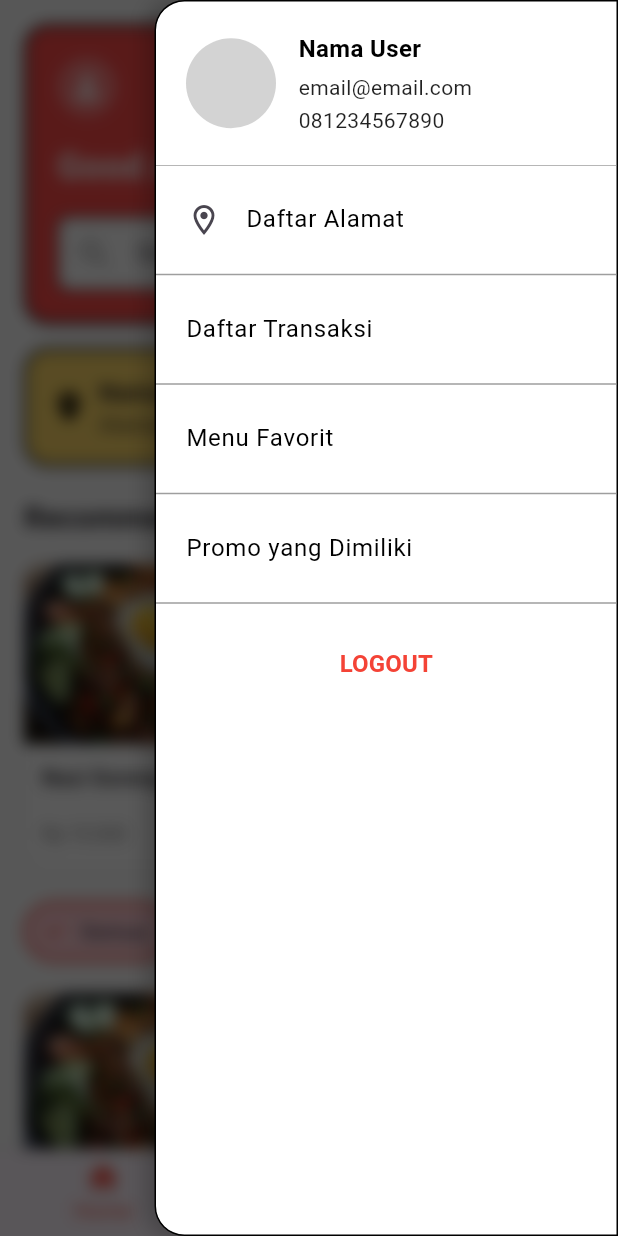
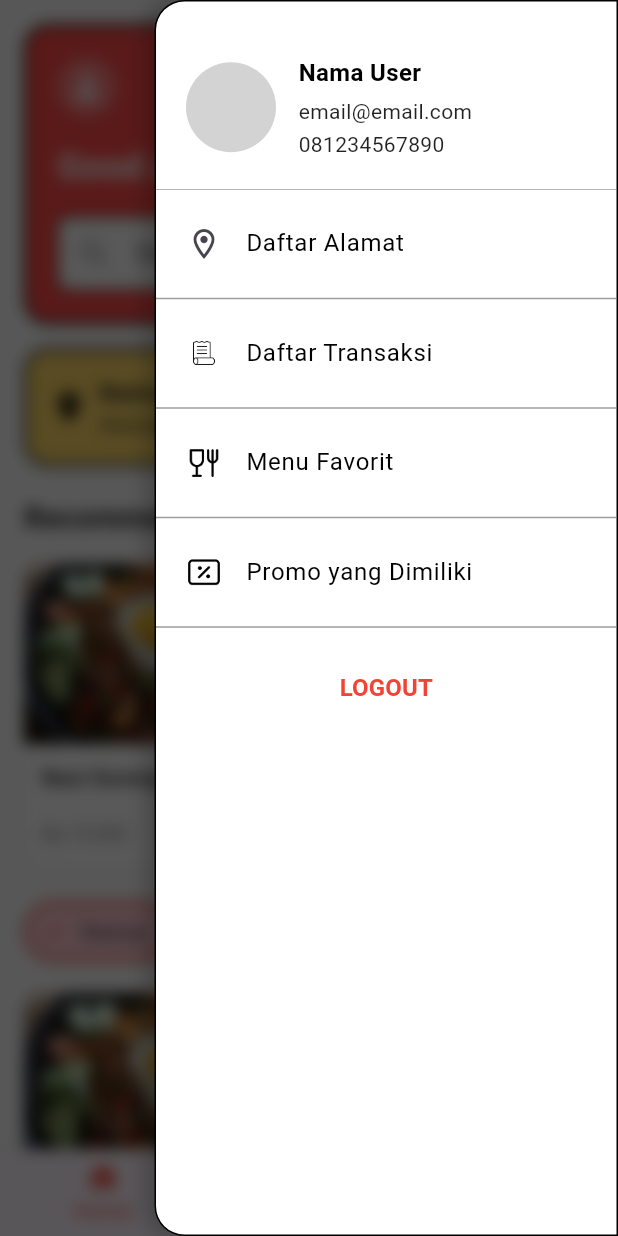
Before and after one commit to maslindu/PAB-Responsi1-Kelompok, a Flutter app: the screen it shows after launch, item 3 of the bottom bar chosen, on a phone screen of 412 x 824 dp. Run offline on Flutter 3.47's test engine with Material 3 defaults, Android fonts, the phone set to English and light mode, and no system bars; our stand-ins replace hive, hive_flutter; accounts and stored records are empty.

Commit message:
perbaikan slidebar + Nambah icon

```diff
--- a/lib/screens/sliding_sidebar.dart
+++ b/lib/screens/sliding_sidebar.dart
@@ -77,7 +77,6 @@ class _SlidingSidebarState extends State<SlidingSidebar>
                     bottomLeft: Radius.circular(20),
                   ),
                   border: Border.all(color: Colors.black, width: 1),
-                    // Tambahkan shadow untuk efek lebih baik
                   boxShadow: [
                     BoxShadow(
                       color: Colors.black.withOpacity(0.2),
@@ -87,12 +86,14 @@ class _SlidingSidebarState extends State<SlidingSidebar>
                     ),
                   ],
                 ),
-                  // Tambahkan ClipRRect untuk memastikan konten mengikuti rounded corners
                 child: ClipRRect(
                   borderRadius: const BorderRadius.only(
                     topLeft: Radius.circular(20),
                     bottomLeft: Radius.circular(20),
                   ),
+                  child: SafeArea(
+                    child: Padding(
+                      padding: const EdgeInsets.symmetric(vertical: 16.0),
                       child: Column(
                         children: [
                           // User Profile Section
@@ -163,8 +164,8 @@ class _SlidingSidebarState extends State<SlidingSidebar>
                                   icon: Icon(Icons.location_on_outlined),
                                   title: 'Daftar Alamat',
                                   onTap: () {
-                                  Navigator.pop(context); // Close the sidebar
-                                  Navigator.push( // Navigate to AddressListScreen
+                                    Navigator.pop(context);
+                                    Navigator.push(
                                       context,
                                       MaterialPageRoute(
                                         builder: (context) => AddressListScreen(),
@@ -173,16 +174,26 @@ class _SlidingSidebarState extends State<SlidingSidebar>
                                   },
                                 ),
                                 _buildMenuItem(
+                                  icon: Image.asset(
+                                    'assets/images/icons/ActivityHistory.png',
+                                    width: 24,
+                                    height: 24,
+                                  ),
                                   title: 'Daftar Transaksi',
                                   onTap: () {
                                     Navigator.pop(context);
                                   },
                                 ),
                                 _buildMenuItem(
+                                  icon: Image.asset(
+                                    'assets/images/icons/Food.png',
+                                    width: 24,
+                                    height: 24,
+                                  ),
                                   title: 'Menu Favorit',
                                   onTap: () {
-                                  Navigator.pop(context); // Close the sidebar
-                                  Navigator.push( // Navigate to FavoriteMenuScreen
+                                    Navigator.pop(context);
+                                    Navigator.push(
                                       context,
                                       MaterialPageRoute(
                                         builder: (context) => const FavoriteMenuScreen(),
@@ -191,12 +202,17 @@ class _SlidingSidebarState extends State<SlidingSidebar>
                                   },
                                 ),
                                 _buildMenuItem(
+                                  icon: Image.asset(
+                                    'assets/images/icons/LoyaltyCard.png',
+                                    width: 24,
+                                    height: 24,
+                                  ),
                                   title: 'Promo yang Dimiliki',
                                   onTap: () {
                                     Navigator.pop(context);
                                   },
                                 ),
-                              const SizedBox(height: 16), // Spacer before logout
+                                const SizedBox(height: 16),
                                 Container(
                                   alignment: Alignment.center,
                                   child: TextButton(
@@ -222,11 +238,14 @@ class _SlidingSidebarState extends State<SlidingSidebar>
                   ),
                 ),
               ),
+            ),
+          ),
         ],
       );
     },
   );
 }
+
 
   Widget _buildMenuItem({
     Widget? icon,
--- a/pubspec.yaml
+++ b/pubspec.yaml
@@ -62,7 +62,7 @@ flutter:
 
   assets:
     - assets/images/
-    - assets/images/icon/
+    - assets/images/icons/
 
   # To add assets to your application, add an assets section, like this:
   # assets:
```
Also changed, not shown: assets/images/icons/ActivityHistory.png (renamed from assets/images/icon/ActivityHistory.png), assets/images/icons/Food.png (renamed from assets/images/icon/Food.png), assets/images/icons/LoyaltyCard.png (renamed from assets/images/icon/Loyalty Card.png). Lines whose indentation alone changed are shown as unchanged.
